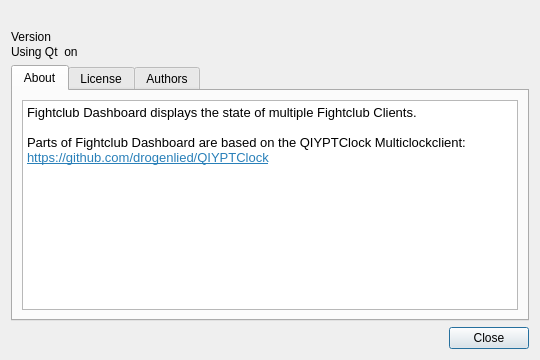
Qt form dashboard/aboutdialog.ui (SFr682k/fightclub) before a commit.
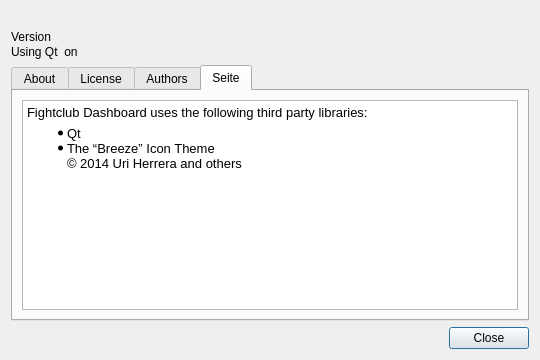
The same form after that commit. The open tabs and pages were chosen to show the change. Icons and pictures are not drawn.

```diff
--- a/dashboard/aboutdialog.ui
+++ b/dashboard/aboutdialog.ui
@@ -288,6 +288,26 @@
        </item>
       </layout>
      </widget>
+     <widget class="QWidget" name="thirdparty">
+      <attribute name="title">
+       <string>Seite</string>
+      </attribute>
+      <layout class="QVBoxLayout" name="verticalLayout_6">
+       <item>
+        <widget class="QTextBrowser" name="textBrowser_2">
+         <property name="html">
+          <string>&lt;!DOCTYPE HTML PUBLIC &quot;-//W3C//DTD HTML 4.0//EN&quot; &quot;http://www.w3.org/TR/REC-html40/strict.dtd&quot;&gt;
+&lt;html&gt;&lt;head&gt;&lt;meta name=&quot;qrichtext&quot; content=&quot;1&quot; /&gt;&lt;style type=&quot;text/css&quot;&gt;
+p, li { white-space: pre-wrap; }
+&lt;/style&gt;&lt;/head&gt;&lt;body style=&quot; font-family:'Noto Sans'; font-size:10pt; font-weight:400; font-style:normal;&quot;&gt;
+&lt;p style=&quot; margin-top:12px; margin-bottom:6px; margin-left:0px; margin-right:0px; -qt-block-indent:0; text-indent:0px;&quot;&gt;Fightclub Dashboard uses the following third party libraries: &lt;/p&gt;
+&lt;ul style=&quot;margin-top: 0px; margin-bottom: 0px; margin-left: 0px; margin-right: 0px; -qt-list-indent: 1;&quot;&gt;&lt;li style=&quot; margin-top:0px; margin-bottom:0px; margin-left:0px; margin-right:0px; -qt-block-indent:0; text-indent:0px;&quot;&gt;Qt &lt;/li&gt;
+&lt;li style=&quot; margin-top:0px; margin-bottom:12px; margin-left:0px; margin-right:0px; -qt-block-indent:0; text-indent:0px;&quot;&gt;The “Breeze” Icon Theme &lt;br /&gt;© 2014 Uri Herrera and others&lt;/li&gt;&lt;/ul&gt;&lt;/body&gt;&lt;/html&gt;</string>
+         </property>
+        </widget>
+       </item>
+      </layout>
+     </widget>
     </widget>
    </item>
    <item>
```
